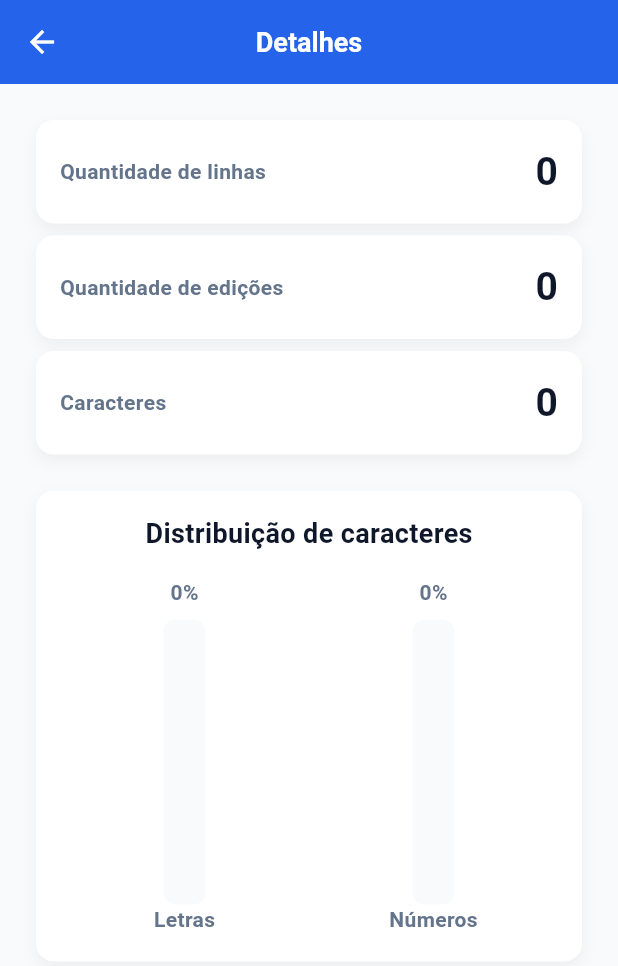
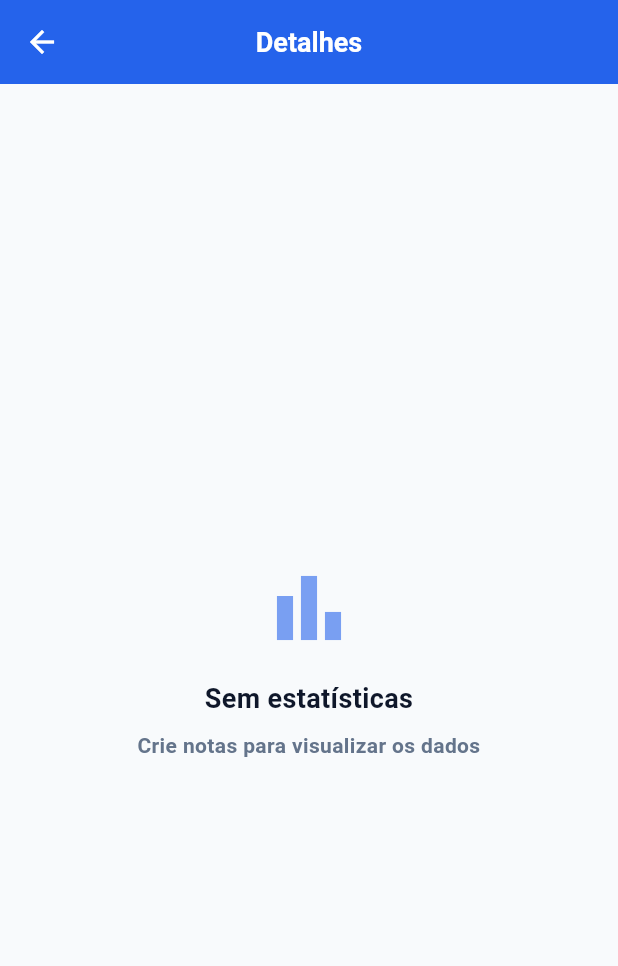
Before and after one commit to anselmoparente/Desafio-Target, a Flutter app: the HomePage screen opened by its route, after a tap on the "bar chart" icon, on a phone screen of 412 x 824 dp. Shown: the top 966 px of the screen. Run offline on Flutter 3.47's test engine with Material 3 defaults, Android fonts, the phone set to English and light mode, and no system bars; drawn by our look-alikes of fl_chart; our stand-ins replace flutter_mobx, mobx, shared_preferences; accounts and stored records are empty; generated files the repository leaves out were written again.

Commit message:
feat: add standard empty state and screen-specific variants

```diff
--- /dev/null
+++ b/lib/app/core/widgets/ds_empty_state.dart
@@ -0,0 +1,50 @@
+import 'package:flutter/material.dart';
+import 'package:target/app/core/theme/app_colors.dart';
+import 'package:target/app/core/theme/app_spacing.dart';
+import 'package:target/app/core/theme/app_typography.dart';
+
+class DSEmptyState extends StatelessWidget {
+  final IconData icon;
+  final String title;
+  final String? description;
+
+  const DSEmptyState({
+    super.key,
+    required this.icon,
+    required this.title,
+    this.description,
+  });
+
+  @override
+  Widget build(BuildContext context) {
+    return Center(
+      child: Padding(
+        padding: const EdgeInsets.all(AppSpacing.lg),
+        child: Column(
+          mainAxisSize: MainAxisSize.min,
+          children: [
+            Icon(
+              icon,
+              size: 64,
+              color: AppColors.primary.withValues(alpha: 0.6),
+            ),
+            const SizedBox(height: AppSpacing.md),
+            Text(
+              title,
+              style: AppTypography.title,
+              textAlign: TextAlign.center,
+            ),
+            if (description != null) ...[
+              const SizedBox(height: AppSpacing.sm),
+              Text(
+                description!,
+                style: AppTypography.body,
+                textAlign: TextAlign.center,
+              ),
+            ],
+          ],
+        ),
+      ),
+    );
+  }
+}
--- a/lib/app/pages/details/details_page.dart
+++ b/lib/app/pages/details/details_page.dart
@@ -3,6 +3,7 @@ import 'package:provider/provider.dart';
 import 'package:target/app/core/theme/app_spacing.dart';
 import 'package:target/app/core/widgets/ds_app_bar.dart';
 import 'package:target/app/pages/details/widgets/details_card.dart';
+import 'package:target/app/pages/details/widgets/details_empty_state.dart';
 import 'package:target/app/pages/details/widgets/letters_numbers_chart.dart';
 import 'package:target/app/stores/notes_store.dart';
 
@@ -13,11 +14,18 @@ class DetailsPage extends StatelessWidget {
   Widget build(BuildContext context) {
     final store = context.watch<NotesStore>();
 
+    final isEmpty =
+        store.totalNotes == 0 &&
+        store.totalEdits == 0 &&
+        store.totalCharacters == 0;
+
     return Scaffold(
       appBar: const DSAppBar(title: 'Detalhes', showBackButton: true),
       body: Padding(
         padding: const EdgeInsets.all(AppSpacing.lg),
-        child: Column(
+        child: isEmpty
+            ? DetailsEmptyState()
+            : Column(
                 spacing: AppSpacing.lg,
                 children: [
                   Column(
--- /dev/null
+++ b/lib/app/pages/details/widgets/details_empty_state.dart
@@ -0,0 +1,15 @@
+import 'package:flutter/material.dart';
+import 'package:target/app/core/widgets/ds_empty_state.dart';
+
+class DetailsEmptyState extends StatelessWidget {
+  const DetailsEmptyState({super.key});
+
+  @override
+  Widget build(BuildContext context) {
+    return const DSEmptyState(
+      icon: Icons.bar_chart_outlined,
+      title: 'Sem estatísticas',
+      description: 'Crie notas para visualizar os dados',
+    );
+  }
+}
--- a/lib/app/pages/home/widgets/home_empty_state.dart
+++ b/lib/app/pages/home/widgets/home_empty_state.dart
@@ -1,17 +1,15 @@
 import 'package:flutter/material.dart';
-import 'package:target/app/core/theme/app_typography.dart';
+import 'package:target/app/core/widgets/ds_empty_state.dart';
 
 class HomeEmptyState extends StatelessWidget {
   const HomeEmptyState({super.key});
 
   @override
   Widget build(BuildContext context) {
-    return Center(
-      child: Text(
-        'Nenhuma anotação adicionada!',
-        style: AppTypography.body,
-        textAlign: TextAlign.center,
-      ),
+    return const DSEmptyState(
+      icon: Icons.note_add_outlined,
+      title: 'Nenhuma nota criada',
+      description: 'Adicione uma nota usando o campo acima',
     );
   }
 }
```
Lines whose indentation alone changed are shown as unchanged.
